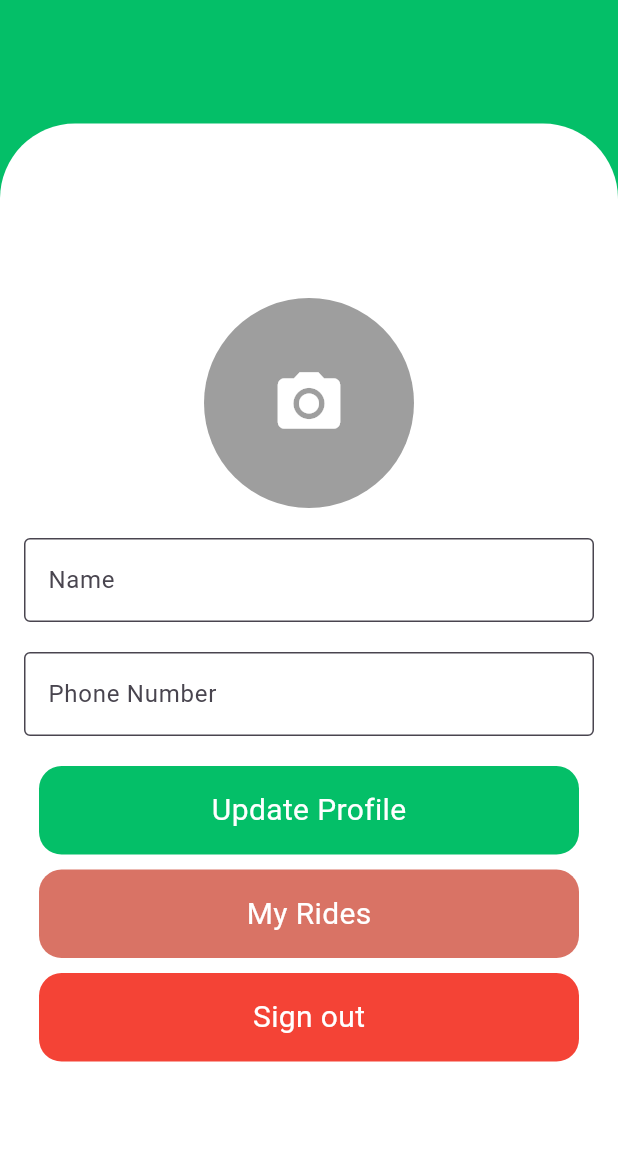
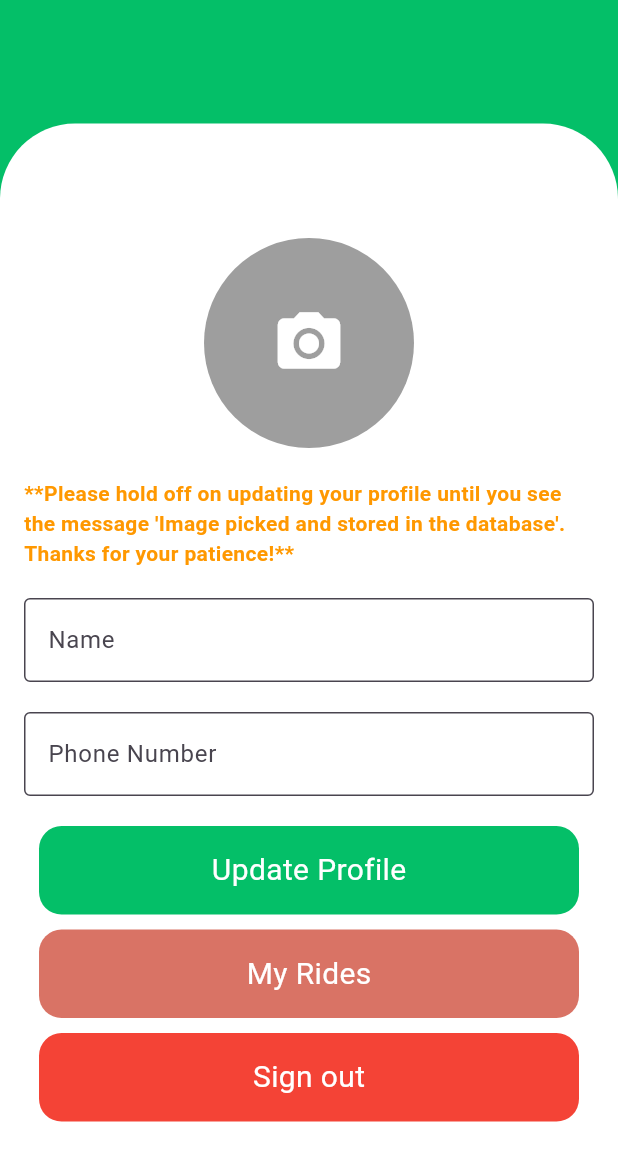
Before and after one commit to codexharoon/GoVolunteer, a Flutter app: the ProfilePage screen opened directly with empty values, after a tap on the "camera alt" icon, on a phone screen of 412 x 824 dp. Shown: the top 1161 px of the screen. Run offline on Flutter 3.47's test engine with Material 3 defaults, Android fonts, the light colour scheme and no system bars; our stand-ins replace cloud_firestore, firebase_auth, firebase_core, firebase_storage, google_sign_in, image_picker and 1 more; missing offline and left inert: github_sign_in_plus; accounts and stored records are empty.

Commit message:
Signup Sigin fixed , forgot password added and permissions added with some corrected types

```diff
--- a/lib/screens/profile.dart
+++ b/lib/screens/profile.dart
@@ -10,6 +10,7 @@ import 'package:image_picker/image_picker.dart';
 import 'dart:io';
 import 'package:path/path.dart' as path;
 import 'package:go_volunteer/utilities/fetch_user_data.dart';
+import 'package:permission_handler/permission_handler.dart';
 
 class ProfilePage extends StatefulWidget {
   dynamic user;
@@ -46,6 +47,26 @@ class ProfilePageState extends State<ProfilePage> {
   }
 
   Future<void> imagePickerHanlder() async {
+    // Check the permission status for accessing photos
+    var permissionStatus = await Permission.manageExternalStorage.status;
+
+    // Request permission if it is denied or restricted
+    if (permissionStatus.isDenied || permissionStatus.isRestricted) {
+      final Map<Permission, PermissionStatus> statuses =
+          await [Permission.manageExternalStorage].request();
+      if (statuses[Permission.manageExternalStorage]!.isDenied) {
+        showCustomSnackbar(context, 'Storage permission denied');
+        return;
+      } else if (statuses[Permission.manageExternalStorage]!
+          .isPermanentlyDenied) {
+        // Direct the user to app settings if permission is permanently denied
+        showCustomSnackbar(context,
+            'Storage permission is permanently denied. Please enable it in the app settings.');
+        openAppSettings();
+        return;
+      }
+    }
+
     final pickedFile =
         await ImagePicker().pickImage(source: ImageSource.gallery);
 
@@ -70,7 +91,6 @@ class ProfilePageState extends State<ProfilePage> {
       setState(() {
         imageUrl = url;
       });
-
       // Show a snackbar after successful image uploading
       showCustomSnackbar(context, 'Image is picked stored in storage');
     } else {
@@ -136,6 +156,12 @@ class ProfilePageState extends State<ProfilePage> {
                               size: 50, color: Colors.white)
                           : null,
                     ),
+                  ),
+                  const SizedBox(height: 20),
+                  const Text(
+                    "**Please hold off on updating your profile until you see the message 'Image picked and stored in the database'. Thanks for your patience!**",
+                    style: const TextStyle(
+                        color: Colors.orange, fontWeight: FontWeight.bold),
                   ),
                   const SizedBox(height: 20),
                   TextField(
```
Also changed, not shown: lib/screens/forgotPassword.dart (added, +22 -0 lines), lib/screens/login.dart (+17 -6 lines), lib/screens/signup.dart (+6 -6 lines), lib/screens/user_info.dart (+27 -2 lines), 1 other file.
